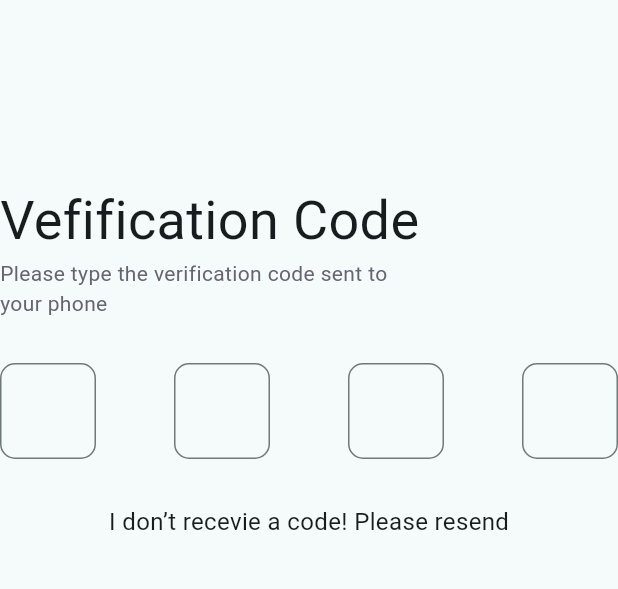
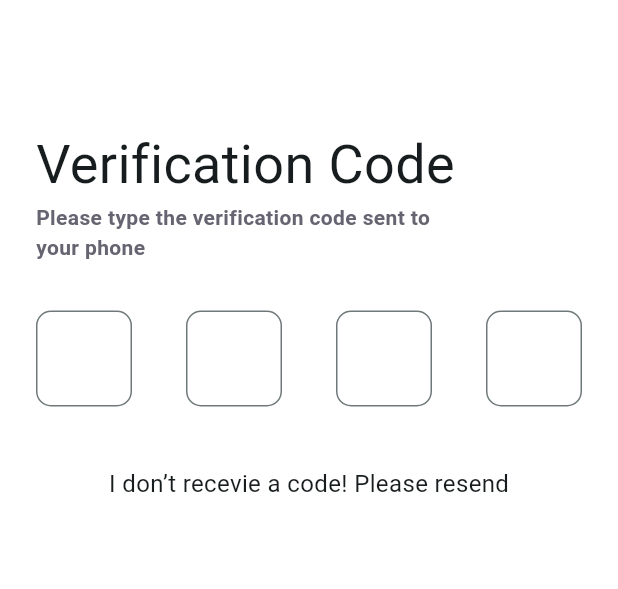
Before and after one commit to Mithun-18/flutter_tutorial, a Flutter app: the VerificationPage screen opened by its route, on a phone screen of 412 x 824 dp, the part 120-709 px from its top. Run offline on Flutter 3.47's test engine with Material 3 defaults, Android fonts, the phone set to English and light mode, and no system bars; Roboto replaces fonts that are missing (Alatsi, Amiri Quran Colored, Average Sans).

Commit message:
added the routes

```diff
--- a/lib/my_home.dart
+++ b/lib/my_home.dart
@@ -1,7 +1,6 @@
 import 'package:flutter/material.dart';
 import 'package:testflutter/app_bar.dart';
 import 'package:testflutter/registration_page.dart';
-import 'package:testflutter/verification_page.dart';
 
 class MyHome extends StatefulWidget {
   final int initialValue;
--- a/lib/registration_page.dart
+++ b/lib/registration_page.dart
@@ -18,7 +18,7 @@ class Registration extends StatelessWidget {
           const SizedBox(height: 32.0),
           _renderMobileNumberTextField(),
           const SizedBox(height: 40.0),
-          _renderActionButton(),
+          _renderActionButton(context),
         ],
       ),
     );
@@ -41,7 +41,7 @@ class Registration extends StatelessWidget {
       style: TextStyle(
         fontFamily: "Alatsi",
         fontSize: 14,
-        fontWeight: FontWeight.w400,
+        fontWeight: FontWeight.w600,
         color: Color.fromRGBO(101, 100, 112, 1),
       ),
     );
@@ -68,13 +68,15 @@ class Registration extends StatelessWidget {
     );
   }
 
-  Widget _renderActionButton() {
+  Widget _renderActionButton(BuildContext context) {
     return Center(
       child: SizedBox(
         height: 60.0,
         width: 248.0,
         child: ElevatedButton(
-          onPressed: () {},
+          onPressed: () {
+            Navigator.pushNamed(context, '/my-temple');
+          },
           child: const Text(
             "SEND",
             style: TextStyle(
--- a/lib/verification_page.dart
+++ b/lib/verification_page.dart
@@ -6,46 +6,82 @@ class VerificationPage extends StatelessWidget {
 
   @override
   Widget build(BuildContext context) {
-    return SizedBox(
-      height: 480,
+    return Container(
+      color: Colors.white,
+      padding: const EdgeInsets.all(24.0),
       child: Column(
-        mainAxisAlignment: MainAxisAlignment.center,
         crossAxisAlignment: CrossAxisAlignment.start,
         children: [
-          const Column(
-            crossAxisAlignment: CrossAxisAlignment.start,
-            children: <Widget>[
-              Text(
-                "Vefification Code",
+          const SizedBox(height: 60.0),
+          _renderTitle(),
+          _renderDescription(),
+          const SizedBox(height: 32.0),
+          _renderVerificationTextField(context),
+          const SizedBox(height: 40.0),
+          _renderResendCodeMssg(),
+        ],
+      ),
+    );
+  }
+
+  Widget _renderTitle() {
+    return const Text(
+      "Verification Code",
       style: TextStyle(
         fontWeight: FontWeight.w400,
-                  fontSize: 36,
+        fontSize: 36.0,
         fontFamily: "Average Sans",
       ),
-              ),
-              Text(
+    );
+  }
+
+  Widget _renderDescription() {
+    return const Text(
       "Please type the verification code sent to\nyour phone",
       style: TextStyle(
         fontFamily: "Alatsi",
         fontSize: 14,
-                    fontWeight: FontWeight.w400,
-                    color: Color.fromRGBO(101, 100, 112, 1)),
+        fontWeight: FontWeight.w600,
+        color: Color.fromRGBO(101, 100, 112, 1),
       ),
-              SizedBox(
-                height: 30,
-              )
-            ],
-          ),
-          Row(
+    );
+  }
+
+  Widget _renderVerificationTextField(BuildContext context) {
+    return Row(
       mainAxisAlignment: MainAxisAlignment.spaceBetween,
       children: <Widget>[
-              SizedBox(
+        _renderVeficationFeild(context),
+        _renderVeficationFeild(context),
+        _renderVeficationFeild(context),
+        _renderVeficationFeild(context)
+      ],
+    );
+  }
+
+  Widget _renderResendCodeMssg() {
+    return const Center(
+      child: Text(
+        "I don’t recevie a code! Please resend",
+        style: TextStyle(
+            fontWeight: FontWeight.w400,
+            fontSize: 16,
+            fontFamily: "Amiri Quran Colored"),
+      ),
+    );
+  }
+
+  Widget _renderVeficationFeild(BuildContext context) {
+    return SizedBox(
         width: 64,
         height: 64,
         child: TextFormField(
-                    onChanged: (value) => {
-                      if (value.length == 1) FocusScope.of(context).nextFocus()
-                    },
+          style: const TextStyle(
+              fontFamily: "Amiri Quran Colored",
+              fontWeight: FontWeight.w400,
+              fontSize: 24.0),
+          onChanged: (value) =>
+              {if (value.length == 1) FocusScope.of(context).nextFocus()},
           decoration: const InputDecoration(
             border: OutlineInputBorder(
               borderRadius: BorderRadius.all(Radius.circular(10)),
@@ -58,86 +94,6 @@ class VerificationPage extends StatelessWidget {
             LengthLimitingTextInputFormatter(1),
             FilteringTextInputFormatter.digitsOnly
           ],
-                  )),
-              SizedBox(
-                  width: 64,
-                  height: 64,
-                  child: TextFormField(
-                    onChanged: (value) => {
-                      if (value.length == 1) FocusScope.of(context).nextFocus()
-                    },
-                    decoration: const InputDecoration(
-                      border: OutlineInputBorder(
-                        borderRadius: BorderRadius.all(Radius.circular(10)),
-                      ),
-                      contentPadding: EdgeInsets.symmetric(vertical: 20),
-                    ),
-                    textAlign: TextAlign.center,
-                    keyboardType: TextInputType.number,
-                    inputFormatters: [
-                      LengthLimitingTextInputFormatter(1),
-                      FilteringTextInputFormatter.digitsOnly
-                    ],
-                  )),
-              SizedBox(
-                  width: 64,
-                  height: 64,
-                  child: TextFormField(
-                    onChanged: (value) => {
-                      if (value.length == 1) FocusScope.of(context).nextFocus()
-                    },
-                    decoration: const InputDecoration(
-                      border: OutlineInputBorder(
-                        borderRadius: BorderRadius.all(Radius.circular(10)),
-                      ),
-                      contentPadding: EdgeInsets.symmetric(vertical: 20),
-                    ),
-                    textAlign: TextAlign.center,
-                    keyboardType: TextInputType.number,
-                    inputFormatters: [
-                      LengthLimitingTextInputFormatter(1),
-                      FilteringTextInputFormatter.digitsOnly
-                    ],
-                  )),
-              SizedBox(
-                  width: 64,
-                  height: 64,
-                  child: TextFormField(
-                    onChanged: (value) => {
-                      if (value.length == 1) FocusScope.of(context).nextFocus()
-                    },
-                    decoration: const InputDecoration(
-                      border: OutlineInputBorder(
-                        borderRadius: BorderRadius.all(Radius.circular(10)),
-                      ),
-                      contentPadding: EdgeInsets.symmetric(vertical: 20),
-                    ),
-                    textAlign: TextAlign.center,
-                    keyboardType: TextInputType.number,
-                    inputFormatters: [
-                      LengthLimitingTextInputFormatter(1),
-                      FilteringTextInputFormatter.digitsOnly
-                    ],
-                  )),
-            ],
-          ),
-          const SizedBox(
-            height: 30,
-          ),
-          const Row(
-            mainAxisAlignment: MainAxisAlignment.center,
-            children: [
-              Text(
-                "I don’t recevie a code! Please resend",
-                style: TextStyle(
-                    fontWeight: FontWeight.w400,
-                    fontSize: 16,
-                    fontFamily: "Amiri Quran Colored"),
-              ),
-            ],
-          )
-        ],
-      ),
-    );
+        ));
   }
 }
```
Lines whose indentation alone changed are shown as unchanged.
